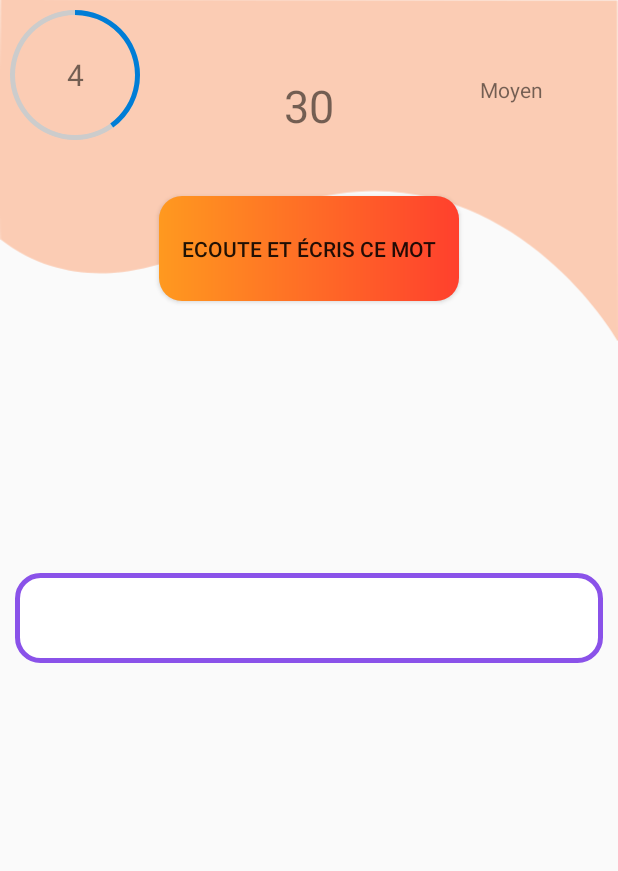
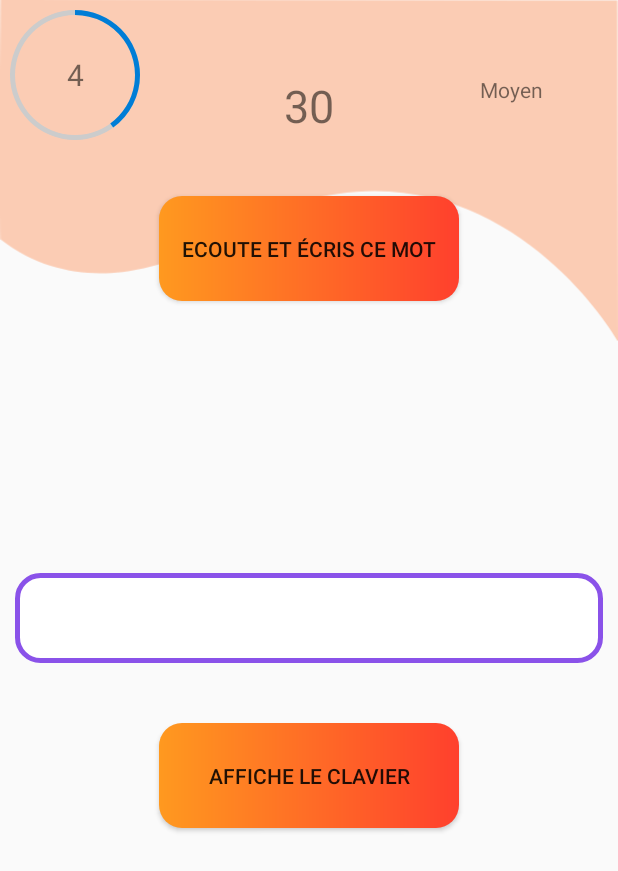
Before and after one commit to Rankangi/ProjetAppli, an Android app: the SoloActivityMedium screen opened directly, with no data from a screen before it, on a phone screen of 412 x 824 dp. Shown: the top 871 px of the screen. Run offline under Robolectric (Android 15) with nearby library versions, the phone set to English and light mode, and no system bars; 2 statements that could not run were skipped.

Commit message:
correction de bug

```diff
--- a/app/src/main/java/fr/insacvl/educations/activitySolo/SoloActivityHard.java
+++ b/app/src/main/java/fr/insacvl/educations/activitySolo/SoloActivityHard.java
@@ -22,6 +22,7 @@ import android.widget.RelativeLayout;
 import android.widget.TextView;
 import android.widget.Toast;
 
+import java.io.IOException;
 import java.util.List;
 import java.util.Locale;
 
@@ -51,8 +52,6 @@ public class SoloActivityHard extends Activity {
     private TextView progressBarText;
     // gestion du countdown
     private int circle_fill;
-
-
 
     private TextView countdowntext;
     private ImageView arcEnCiel;
--- a/app/src/main/java/fr/insacvl/educations/activitySolo/SoloActivityMedium.java
+++ b/app/src/main/java/fr/insacvl/educations/activitySolo/SoloActivityMedium.java
@@ -60,6 +60,8 @@ public class SoloActivityMedium extends Activity {
     private int nbLettreSaisie = 0;
     private boolean wordwritten = false;
     private String writtenString = "";
+    private Button keyboardButton;
+    private String hintString;
     private ImageView arcEnCiel;
 
     Enfant child;
@@ -100,7 +102,6 @@ public class SoloActivityMedium extends Activity {
     }
 
     private View.OnClickListener clickListener = new View.OnClickListener() {
-        public String hintString;
         @Override
         public void onClick(View view) {
             // pour générer le mot random
@@ -173,15 +174,14 @@ public class SoloActivityMedium extends Activity {
 
         }
         else if(keyCode==KeyEvent.KEYCODE_ENTER){
+            boolean bonneOrthographe = true;
             // on check si le mot entré est le bon
-            Toast toast = Toast.makeText(getApplicationContext(), writtenString, Toast. LENGTH_SHORT);
-            toast.show();
+            Toast toasteza = Toast.makeText(getApplicationContext(), writtenString, Toast. LENGTH_LONG);
+            toasteza.show();
 
             if( !wordfoud && !countdown_finished && dbWord.getContenu().toLowerCase().equals(String.valueOf(writtenString).toLowerCase())){
                 // si oui il est trouvé (on aura un nouveau mot avec le speech button)
                 wordfoud = true;
-
-
                 // on ajoute 10 points
                 scoreUpdate(10);
                 DatabaseHelper databaseHelper = new DatabaseHelper(getApplicationContext());
@@ -216,15 +216,19 @@ public class SoloActivityMedium extends Activity {
                 ttobj.speak("Le mot est déjà trouvé, choisisez un nouveau mot",TextToSpeech.QUEUE_FLUSH,null);
             }
             else{
+                hintBox.setText(hintString);
+                bonneOrthographe = false;
                 ttobj.speak("Ce n'est pas la bonne orthographe",TextToSpeech.QUEUE_FLUSH,null);
             }
             // clean de la text box
             wordwritten = false;
             nbLettreSaisie = 0;
             writtenString = "";
-            hintBox.setText("");
+            if(bonneOrthographe) {
+                hintBox.setText("");
+            }
         }
-        else if(keyCode == KeyEvent.KEYCODE_DEL){
+        else if(!wordfoud &&keyCode == KeyEvent.KEYCODE_DEL){
             if (nbLettreSaisie >= 2) {
                 String text = hintBox.getText().toString();
                 writtenString = writtenString.substring(0, writtenString.length()-1);
@@ -237,7 +241,7 @@ public class SoloActivityMedium extends Activity {
                 hintBox.setText(text);
             }
         }
-        else if (wordsize > nbLettreSaisie/2){
+        else if (!wordfoud &&wordsize > nbLettreSaisie/2){
             String caractereRecupere = (char) event.getUnicodeChar() + "";
             String text = hintBox.getText().toString();
             writtenString = writtenString.concat(caractereRecupere);
@@ -248,6 +252,14 @@ public class SoloActivityMedium extends Activity {
         }
         return super.onKeyDown(keyCode, event);
     }
+
+    private View.OnClickListener keyboardClickListener = new View.OnClickListener() {
+        @Override
+        public void onClick(View view) {
+            InputMethodManager imm = (InputMethodManager) getSystemService(Context.INPUT_METHOD_SERVICE);
+            imm.toggleSoftInput(InputMethodManager.SHOW_FORCED,0);
+        }
+    };
 
     @Override
     protected void onCreate(Bundle savedInstanceState) {
@@ -284,6 +296,9 @@ public class SoloActivityMedium extends Activity {
         progressBarText = findViewById(R.id.txtProgressIDMedium);
         progressBarText.setText(""+(int)childscore/100);
 
+
+        keyboardButton = findViewById(R.id.keyboardButton);
+        keyboardButton.setOnClickListener(keyboardClickListener);
         // link hintBox
         hintBox = findViewById(R.id.hintTextMedium);
 
--- a/app/src/main/res/layout/activity_solo_medium.xml
+++ b/app/src/main/res/layout/activity_solo_medium.xml
@@ -52,6 +52,16 @@
             android:background="@drawable/home_gradient_button_yellow"
             android:text="Ecoute et écris ce mot" />
 
+        <Button
+            android:id="@+id/keyboardButton"
+            android:layout_width="wrap_content"
+            android:layout_height="wrap_content"
+            android:layout_centerHorizontal="true"
+            android:layout_below="@+id/hintTextMedium"
+            android:layout_marginTop="40dp"
+            android:background="@drawable/home_gradient_button_yellow"
+            android:text="Affiche le clavier" />
+
         <RelativeLayout
             android:layout_width="100dp"
             android:layout_height="100dp">
```
